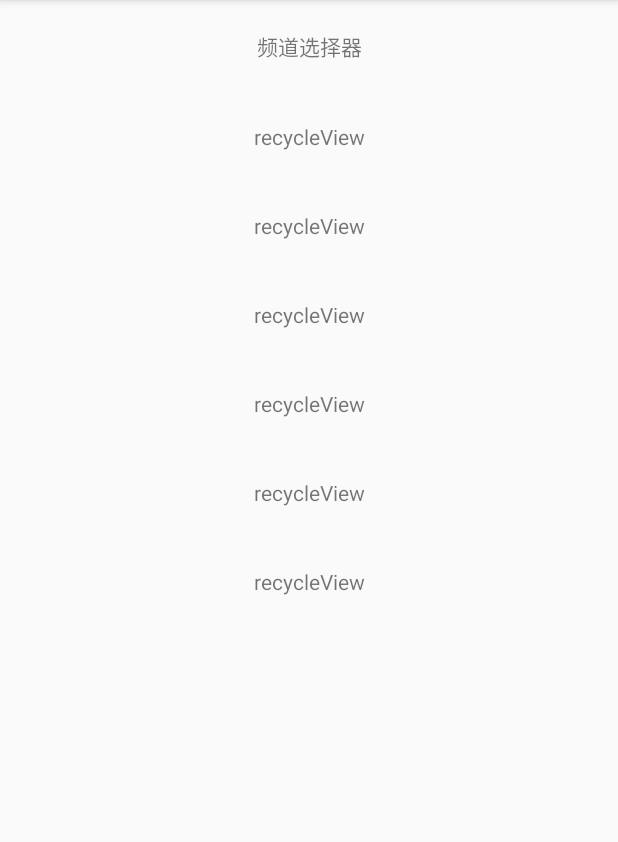
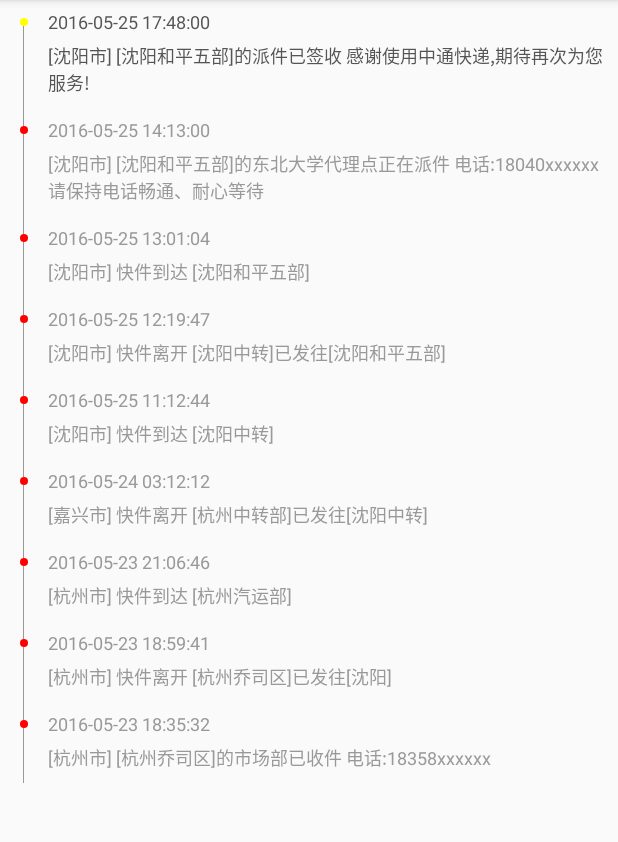
Before and after one commit to Monkey-X/monkey-demo, an Android app: the screen it shows after launch (MainActivity before the commit, TimeLineActivity after it), after a tap on "频道选择器", on a phone screen of 412 x 824 dp, the part 84-926 px from its top. Run offline under Robolectric (Android 15) with nearby library versions, the phone set to English and light mode, and no system bars; our stand-ins replace ButterKnife.

Commit message:
添加时间轴

```diff
--- a/app/src/main/AndroidManifest.xml
+++ b/app/src/main/AndroidManifest.xml
@@ -16,6 +16,8 @@
                 <category android:name="android.intent.category.LAUNCHER"/>
             </intent-filter>
         </activity>
+        <activity android:name=".activity.TimeLineActivity">
+        </activity>
     </application>
 
 </manifest>
--- a/app/src/main/java/com/example/xlc/monkey/activity/MainActivity.java
+++ b/app/src/main/java/com/example/xlc/monkey/activity/MainActivity.java
@@ -1,12 +1,12 @@
 package com.example.xlc.monkey.activity;
 
+import android.content.Intent;
 import android.support.v7.widget.LinearLayoutManager;
 import android.support.v7.widget.RecyclerView;
 
 import com.example.xlc.monkey.R;
 import com.example.xlc.monkey.adapter.RecycleViewAdapter;
 import com.example.xlc.monkey.base.BaseActivity;
-import com.example.xlc.monkey.utils.ToastUtil;
 
 import java.util.Arrays;
 import java.util.List;
@@ -41,6 +41,10 @@
     @Override
     public void onClick(String msg, int position) {
         //点击条目
-        ToastUtil.showLongToast(this,msg+"   "+position);
+        switch (position) {
+            case 0:
+                startActivity(new Intent(this,TimeLineActivity.class));
+                break;
+        }
     }
 }
--- /dev/null
+++ b/app/src/main/java/com/example/xlc/monkey/activity/TimeLineActivity.java
@@ -0,0 +1,53 @@
+package com.example.xlc.monkey.activity;
+
+import android.support.v7.widget.LinearLayoutManager;
+import android.support.v7.widget.RecyclerView;
+
+import com.example.xlc.monkey.R;
+import com.example.xlc.monkey.adapter.TimeLineAdapter;
+import com.example.xlc.monkey.base.BaseActivity;
+import com.example.xlc.monkey.entity.Trace;
+
+import java.util.ArrayList;
+import java.util.List;
+
+import butterknife.BindView;
+
+/**
+ * 時間
+ */
+public class TimeLineActivity extends BaseActivity {
+
+
+    @BindView(R.id.rcycleView)
+    RecyclerView mRcycleView;
+    private List<Trace> mList;
+
+    @Override
+    public int getLayoutId() {
+        return R.layout.activity_time_line;
+    }
+
+    @Override
+    protected void initView() {
+        mList = new ArrayList<>();
+        mList.add(new Trace("2016-05-25 17:48:00", "[沈阳市] [沈阳和平五部]的派件已签收 感谢使用中通快递,期待再次为您服务!"));
+        mList.add(new Trace("2016-05-25 14:13:00", "[沈阳市] [沈阳和平五部]的东北大学代理点正在派件 电话:18040xxxxxx 请保持电话畅通、耐心等待"));
+        mList.add(new Trace("2016-05-25 13:01:04", "[沈阳市] 快件到达 [沈阳和平五部]"));
+        mList.add(new Trace("2016-05-25 12:19:47", "[沈阳市] 快件离开 [沈阳中转]已发往[沈阳和平五部]"));
+        mList.add(new Trace("2016-05-25 11:12:44", "[沈阳市] 快件到达 [沈阳中转]"));
+        mList.add(new Trace("2016-05-24 03:12:12", "[嘉兴市] 快件离开 [杭州中转部]已发往[沈阳中转]"));
+        mList.add(new Trace("2016-05-23 21:06:46", "[杭州市] 快件到达 [杭州汽运部]"));
+        mList.add(new Trace("2016-05-23 18:59:41", "[杭州市] 快件离开 [杭州乔司区]已发往[沈阳]"));
+        mList.add(new Trace("2016-05-23 18:35:32", "[杭州市] [杭州乔司区]的市场部已收件 电话:18358xxxxxx"));
+
+    }
+
+    @Override
+    protected void initData() {
+        TimeLineAdapter lineAdapter = new TimeLineAdapter(mList, this);
+        mRcycleView.setLayoutManager(new LinearLayoutManager(this));
+        mRcycleView.setAdapter(lineAdapter);
+    }
+
+}
--- /dev/null
+++ b/app/src/main/java/com/example/xlc/monkey/adapter/TimeLineAdapter.java
@@ -0,0 +1,93 @@
+package com.example.xlc.monkey.adapter;
+
+import android.content.Context;
+import android.support.annotation.NonNull;
+import android.support.v7.widget.RecyclerView;
+import android.view.LayoutInflater;
+import android.view.View;
+import android.view.ViewGroup;
+import android.widget.TextView;
+
+import com.example.xlc.monkey.R;
+import com.example.xlc.monkey.entity.Trace;
+
+import java.util.List;
+
+
+/**
+ * created by xlc at 2018/8/8
+ */
+public class TimeLineAdapter extends RecyclerView.Adapter<TimeLineAdapter.viewHolder> {
+
+
+    private static final int TYPE_TOP = 0X12;
+    private static final int TYPE_NORMAL = 0x14;
+    private List<Trace> data;
+    private Context mContext;
+
+    public TimeLineAdapter(List<Trace> data, Context context) {
+
+        this.data = data;
+        mContext = context;
+    }
+
+    @NonNull
+    @Override
+    public TimeLineAdapter.viewHolder onCreateViewHolder(@NonNull ViewGroup parent, int viewType) {
+        View view = LayoutInflater.from(mContext).inflate(R.layout.item_time_line, parent, false);
+        viewHolder viewHolder = new viewHolder(view);
+        return viewHolder;
+    }
+
+
+    @Override
+    public void onBindViewHolder(@NonNull TimeLineAdapter.viewHolder holder, int position) {
+        viewHolder itemHolder = holder;
+        if (getItemViewType(position) == TYPE_TOP) {
+            itemHolder.topline.setVisibility(View.INVISIBLE);
+            itemHolder.acceptTime.setTextColor(0xff555555);
+            itemHolder.acceptStation.setTextColor(0xff555555);
+            itemHolder.dot.setBackgroundResource(R.drawable.timeline_dot_first);
+        } else if (getItemViewType(position) == TYPE_NORMAL) {
+            itemHolder.topline.setVisibility(View.VISIBLE);
+            itemHolder.acceptTime.setTextColor(0xff999999);
+            itemHolder.acceptStation.setTextColor(0xff999999);
+            itemHolder.dot.setBackgroundResource(R.drawable.timeline_dot_normal);
+        }
+
+        itemHolder.bindView(data.get(position));
+    }
+
+    @Override
+    public int getItemCount() {
+        return data.size();
+    }
+
+    @Override
+    public int getItemViewType(int position) {
+        if (position == 0) {
+            return TYPE_TOP;
+        }
+        return TYPE_NORMAL;
+    }
+
+    class viewHolder extends RecyclerView.ViewHolder {
+        private TextView topline;
+        private TextView dot;
+        private TextView acceptTime;
+        private TextView acceptStation;
+
+        public viewHolder(View itemView) {
+            super(itemView);
+            topline = itemView.findViewById(R.id.topline);
+            dot = itemView.findViewById(R.id.dot);
+            acceptStation = itemView.findViewById(R.id.acceptStation);
+            acceptTime = itemView.findViewById(R.id.acceptTime);
+        }
+
+        public void bindView(Trace trace) {
+            acceptTime.setText(trace.getAcceptTime());
+            acceptStation.setText(trace.getAcceptStation());
+        }
+    }
+}
--- /dev/null
+++ b/app/src/main/java/com/example/xlc/monkey/entity/Trace.java
@@ -0,0 +1,36 @@
+package com.example.xlc.monkey.entity;
+
+/**
+ * created by xlc at 2018/8/8
+ * 时间轴的实体类
+ */
+public class Trace {
+
+    private String acceptTime;
+
+    private String acceptStation;
+
+    public String getAcceptTime() {
+        return acceptTime;
+    }
+
+    public void setAcceptTime(String acceptTime) {
+        this.acceptTime = acceptTime;
+    }
+
+    public String getAcceptStation() {
+        return acceptStation;
+    }
+
+    public void setAcceptStation(String acceptStation) {
+        this.acceptStation = acceptStation;
+    }
+
+    public Trace() {
+    }
+
+    public Trace(String acceptTime,String acceptStation){
+        this.acceptTime = acceptTime;
+        this.acceptStation = acceptStation;
+    }
+}
--- /dev/null
+++ b/app/src/main/res/drawable/timeline_dot_first.xml
@@ -0,0 +1,7 @@
+<?xml version="1.0" encoding="utf-8"?>
+<shape xmlns:android="http://schemas.android.com/apk/res/android"
+    android:shape="oval">
+    <solid android:color="#ff0"/>
+    <size android:height="10dp" android:width="10dp"/>
+
+</shape>
--- /dev/null
+++ b/app/src/main/res/drawable/timeline_dot_normal.xml
@@ -0,0 +1,8 @@
+<?xml version="1.0" encoding="utf-8"?>
+<shape xmlns:android="http://schemas.android.com/apk/res/android"
+       android:shape="oval">
+    <solid android:color="#f00"></solid>
+    <size
+        android:width="10dp"
+        android:height="10dp"/>
+</shape>
--- /dev/null
+++ b/app/src/main/res/layout/activity_time_line.xml
@@ -0,0 +1,17 @@
+<?xml version="1.0" encoding="utf-8"?>
+<LinearLayout
+    xmlns:android="http://schemas.android.com/apk/res/android"
+    xmlns:app="http://schemas.android.com/apk/res-auto"
+    xmlns:tools="http://schemas.android.com/tools"
+    android:layout_width="match_parent"
+    android:layout_height="match_parent"
+    tools:context=".activity.TimeLineActivity">
+
+    <android.support.v7.widget.RecyclerView
+        android:id="@+id/rcycleView"
+        android:layout_width="match_parent"
+        android:layout_height="match_parent">
+
+    </android.support.v7.widget.RecyclerView>
+
+</LinearLayout>
--- /dev/null
+++ b/app/src/main/res/layout/item_time_line.xml
@@ -0,0 +1,65 @@
+<?xml version="1.0" encoding="utf-8"?>
+<LinearLayout xmlns:android="http://schemas.android.com/apk/res/android"
+              android:layout_width="match_parent"
+              android:layout_height="wrap_content"
+              android:orientation="horizontal">
+
+    <RelativeLayout
+        android:id="@+id/leftTimeLine"
+        android:layout_width="32dp"
+        android:layout_height="match_parent">
+
+        <TextView
+            android:id="@+id/topline"
+            android:layout_width="0.5dp"
+            android:layout_height="12dp"
+            android:layout_centerHorizontal="true"
+            android:background="#999"/>
+
+        <TextView
+            android:id="@+id/dot"
+            android:layout_width="5dp"
+            android:layout_height="5dp"
+            android:layout_below="@+id/topline"
+            android:layout_centerHorizontal="true"
+            android:background="@drawable/timeline_dot_first"/>
+
+        <TextView
+            android:layout_width="0.5dp"
+            android:layout_height="match_parent"
+            android:layout_below="@+id/dot"
+            android:layout_centerHorizontal="true"
+            android:background="#999"/>
+
+    </RelativeLayout>
+
+
+    <RelativeLayout
+        android:id="@+id/rightTimeLine"
+        android:layout_width="match_parent"
+        android:layout_height="match_parent"
+        android:paddingBottom="6dp"
+        android:paddingRight="10dp"
+        android:paddingTop="6dp">
+
+        <TextView
+            android:id="@+id/acceptTime"
+            android:layout_width="wrap_content"
+            android:layout_height="wrap_content"
+            android:textSize="12sp"
+            android:textColor="#999"
+            android:text="2018/06/24 20:08:08"/>
+
+        <TextView
+            android:id="@+id/acceptStation"
+            android:layout_width="wrap_content"
+            android:layout_height="wrap_content"
+            android:layout_below="@+id/acceptTime"
+            android:layout_marginTop="5dp"
+            android:textSize="12sp"
+            android:textColor="#999"
+            android:text="快件在 深圳 ,准备送往下一站 深圳集散中心 [深圳市]"/>
+
+    </RelativeLayout>
+
+</LinearLayout>
```
